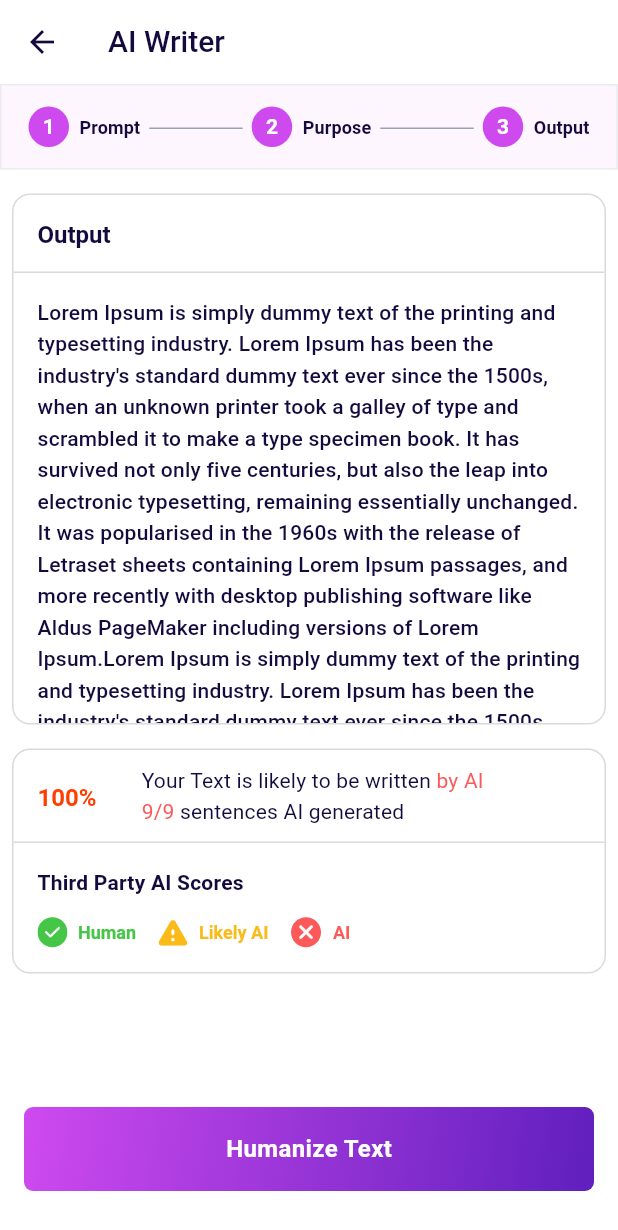
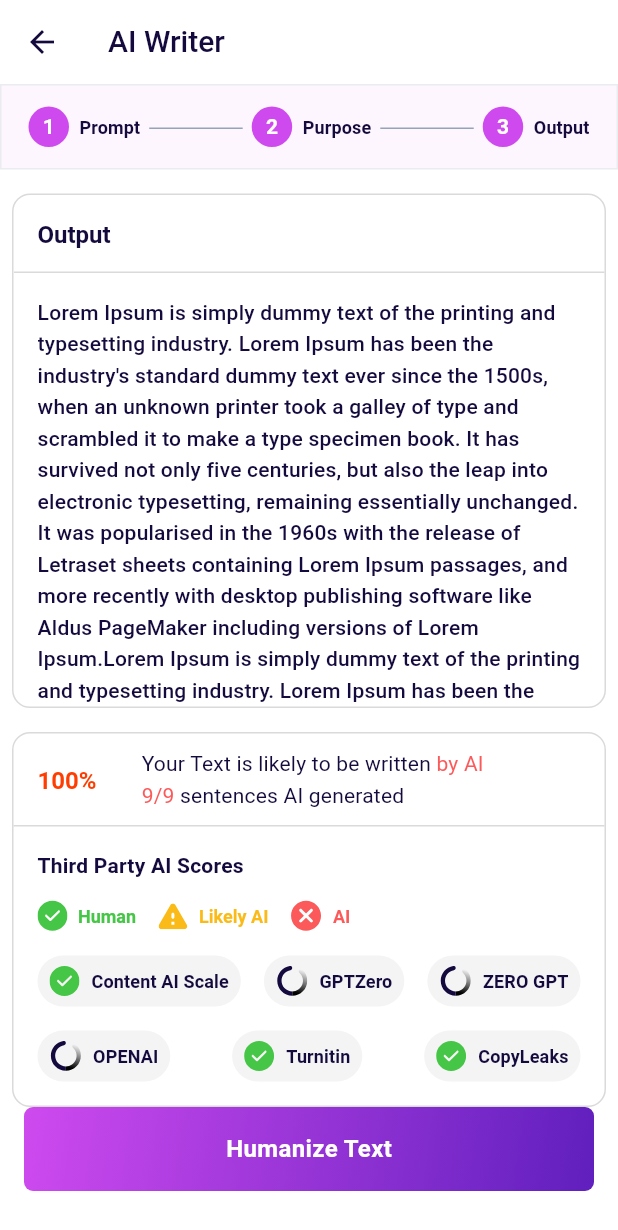
Before and after one commit to muneeb117/mywords.ai, a Flutter app: the AiWriterOutputPage screen opened directly, on a phone screen of 412 x 824 dp. Shown: the top 1230 px of the screen. Run offline on Flutter 3.47's test engine with Material 3 defaults, Android fonts, the phone set to English and light mode, and no system bars; our stand-ins replace bloc, dartz, dio, flutter_bloc, flutter_svg, get_it and 2 more; accounts and stored records are empty.

Commit message:
output page designed

```diff
--- a/lib/modules/ai_writer/pages/ai_writer_input_page.dart
+++ b/lib/modules/ai_writer/pages/ai_writer_input_page.dart
@@ -98,7 +98,9 @@ class _AiWriterInputPageState extends State<AiWriterInputPage> {
                                 final sampleText = AiSampleText.samplePrompt;
                                 _putTextOnBoard(sampleText);
                               },
-                              onUploadFileCallBack: () {},
+                              onUploadFileCallBack: () {
+
+                              },
                               onPasteTextCallBack: () async {
                                 final clipboardData = await Clipboard.getData('text/plain');
                                 final text = clipboardData?.text;
--- a/lib/modules/ai_writer/pages/ai_writer_output_page.dart
+++ b/lib/modules/ai_writer/pages/ai_writer_output_page.dart
@@ -210,7 +210,47 @@ class _InfoStaticWidget extends StatelessWidget {
                             ),
                           ),
                         ],
-                      )
+                      ),
+                      SizedBox(height: 16),
+                      Row(
+                        mainAxisAlignment: MainAxisAlignment.spaceBetween,
+                        children: [
+                          AiServicesTile(
+                            title: 'Content AI Scale',
+                            assetPath: 'assets/images/svg/ic_human.svg',
+                          ),
+                          SizedBox(width: 6),
+                          AiServicesTile(
+                            title: 'GPTZero',
+                            assetPath: 'assets/images/svg/ic_gpt_loader.svg',
+                          ),
+                          SizedBox(width: 6),
+                          AiServicesTile(
+                            title: 'ZERO GPT',
+                            assetPath: 'assets/images/svg/ic_gpt_loader.svg',
+                          ),
+                        ],
+                      ),
+                      SizedBox(height: 16),
+                      Row(
+                        mainAxisAlignment: MainAxisAlignment.spaceBetween,
+                        children: [
+                          AiServicesTile(
+                            title: 'OPENAI',
+                            assetPath: 'assets/images/svg/ic_gpt_loader.svg',
+                          ),
+                          SizedBox(width: 6),
+                          AiServicesTile(
+                            title: 'Turnitin',
+                            assetPath: 'assets/images/svg/ic_human.svg',
+                          ),
+                          SizedBox(width: 6),
+                          AiServicesTile(
+                            title: 'CopyLeaks',
+                            assetPath: 'assets/images/svg/ic_human.svg',
+                          ),
+                        ],
+                      ),
                     ],
                   ),
                 ),
@@ -220,3 +260,39 @@ class _InfoStaticWidget extends StatelessWidget {
         ));
   }
 }
+
+class AiServicesTile extends StatelessWidget {
+  const AiServicesTile({
+    super.key,
+    required this.title,
+    required this.assetPath,
+  });
+
+  final String title;
+  final String assetPath;
+
+  @override
+  Widget build(BuildContext context) {
+    return Container(
+      height: 34,
+      padding: EdgeInsets.symmetric(horizontal: 8),
+      decoration: BoxDecoration(
+        color: Color(0xffB3B3B3).withOpacity(0.15),
+        borderRadius: BorderRadius.circular(30),
+      ),
+      child: Row(
+        mainAxisSize: MainAxisSize.min,
+        children: [
+          SvgPicture.asset(assetPath),
+          SizedBox(width: 8),
+          Text(
+            title,
+            style: context.textTheme.titleSmall?.copyWith(
+              fontWeight: FontWeight.w700,
+            ),
+          ),
+        ],
+      ),
+    );
+  }
+}
```
Also changed, not shown: assets/images/svg/ic_gpt_loader.svg (added). Lines whose indentation alone changed are shown as unchanged.
